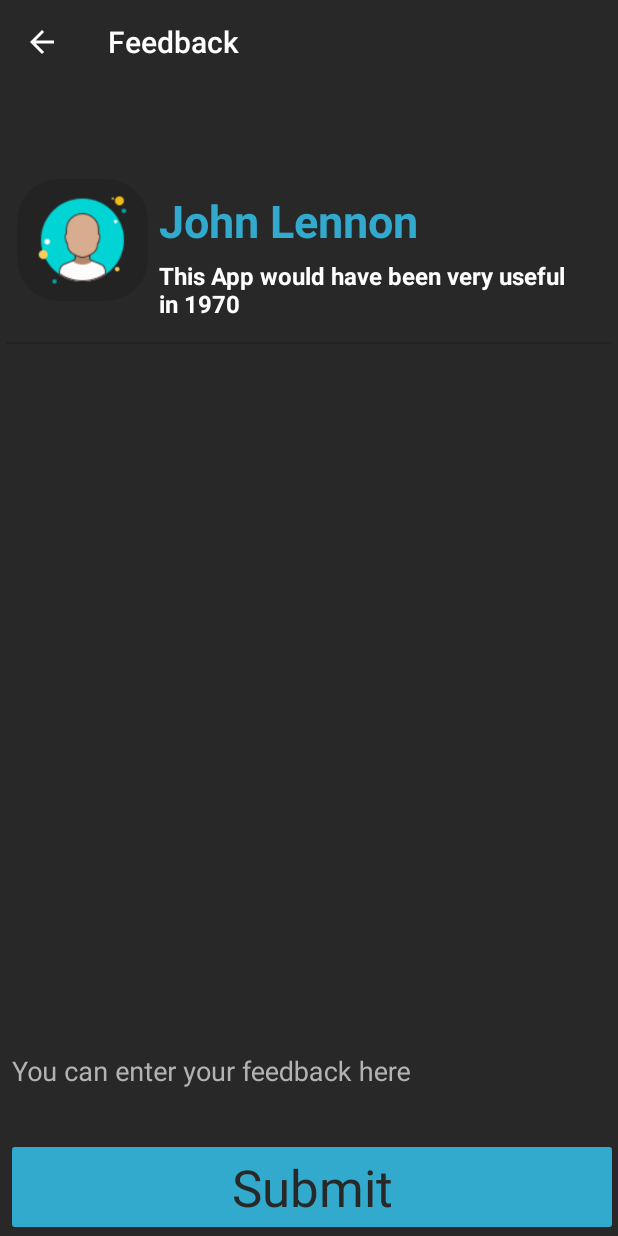
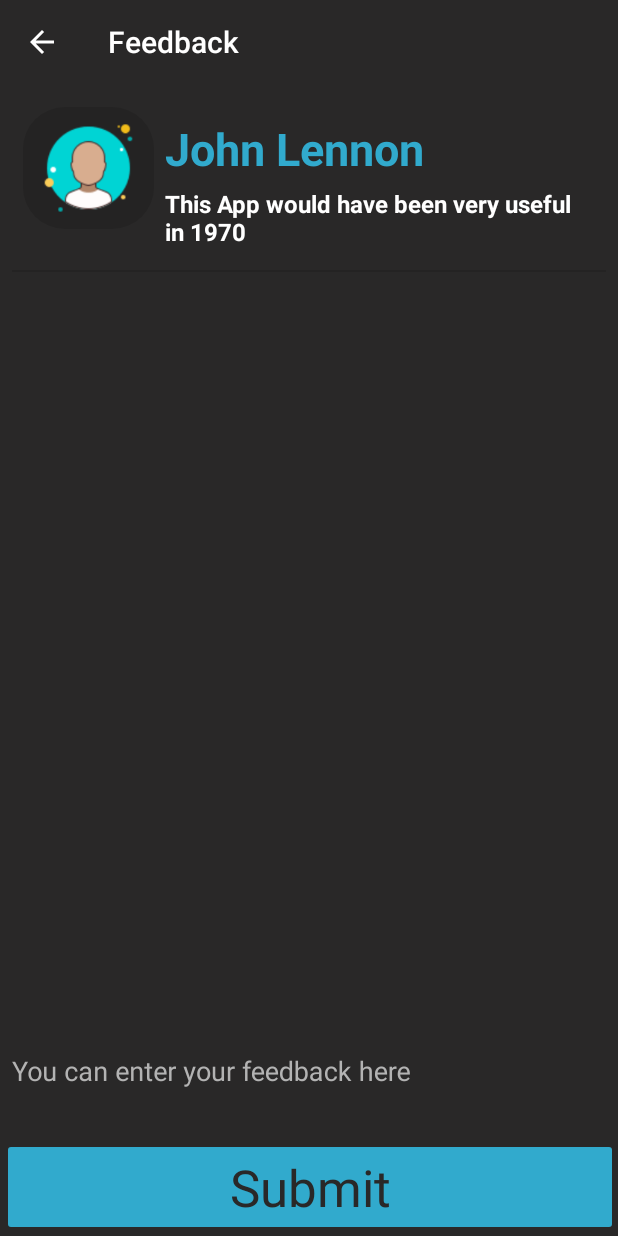
Before and after one commit to NikhilPal2468/Smart-City-Ambiance, an Android app: the FeedbackActivity screen opened directly, with no data from a screen before it, on a phone screen of 412 x 824 dp. Run offline under Robolectric (Android 15) with nearby library versions, the phone set to English and light mode, and no system bars.

Commit message:
final version app

```diff
--- a/Source/app/src/main/java/com/example/smartcityambiance/Eat/InfoActivity.java
+++ b/Source/app/src/main/java/com/example/smartcityambiance/Eat/InfoActivity.java
@@ -24,7 +24,8 @@ public class InfoActivity extends FragmentActivity  implements OnMapReadyCallbac
 
 
 
-
+    //The URL for the barchart: https://www.android-examples.com/create-bar-chart-graph-using-mpandroidchart-library/
+    //We used it as a pattern and took some changes to make it fit for our environment and design
     private GoogleMap mMap;
 
     BarChart chart ;
@@ -39,7 +40,7 @@ public class InfoActivity extends FragmentActivity  implements OnMapReadyCallbac
         super.onCreate(savedInstanceState);
         setContentView(R.layout.activity_info);
 
-
+        //in this block blow the chart is simply set, the values initialized and the design adjusted
         chart = (BarChart) findViewById(R.id.chart1);
         BARENTRY = new ArrayList<>();
         BarEntryLabels = new ArrayList<String>();
--- a/Source/app/src/main/java/com/example/smartcityambiance/Event/EventInfoActivity.java
+++ b/Source/app/src/main/java/com/example/smartcityambiance/Event/EventInfoActivity.java
@@ -25,6 +25,8 @@ public class EventInfoActivity extends FragmentActivity implements OnMapReadyCal
 
     private GoogleMap mMap;
 
+    //The URL for the barchart: https://www.android-examples.com/create-bar-chart-graph-using-mpandroidchart-library/
+    //We used it as a pattern and took some changes to make it fit for our environment and design
     BarChart chart ;
     ArrayList<BarEntry> BARENTRY ;
     ArrayList<String> BarEntryLabels ;
@@ -37,6 +39,7 @@ public class EventInfoActivity extends FragmentActivity implements OnMapReadyCal
         super.onCreate(savedInstanceState);
         setContentView(R.layout.activity_event_info);
 
+        //in this block blow the chart is simply set, the values initialized and the design adjusted
         chart = (BarChart) findViewById(R.id.chart1);
         BARENTRY = new ArrayList<>();
         BarEntryLabels = new ArrayList<String>();
--- a/Source/app/src/main/java/com/example/smartcityambiance/Living/LivingInfoActivity.java
+++ b/Source/app/src/main/java/com/example/smartcityambiance/Living/LivingInfoActivity.java
@@ -28,6 +28,8 @@ public class LivingInfoActivity extends FragmentActivity implements OnMapReadyCa
 
     private GoogleMap mMap;
 
+    //The URL for the barchart: https://www.android-examples.com/create-bar-chart-graph-using-mpandroidchart-library/
+    //We used it as a pattern and took some changes to make it fit for our environment and design
     BarChart chart ;
     ArrayList<BarEntry> BARENTRY ;
     ArrayList<String> BarEntryLabels ;
@@ -40,7 +42,7 @@ public class LivingInfoActivity extends FragmentActivity implements OnMapReadyCa
         super.onCreate(savedInstanceState);
         setContentView(R.layout.activity_living_info);
 
-
+        //in this block blow the chart is simply set, the values initialized and the design adjusted
         chart = (BarChart) findViewById(R.id.chart1);
         BARENTRY = new ArrayList<>();
         BarEntryLabels = new ArrayList<String>();
--- a/Source/app/src/main/java/com/example/smartcityambiance/Transport/TransportInfoActivity.java
+++ b/Source/app/src/main/java/com/example/smartcityambiance/Transport/TransportInfoActivity.java
@@ -25,6 +25,8 @@ public class TransportInfoActivity extends FragmentActivity implements OnMapRead
 
     private GoogleMap mMap;
 
+    //The URL for the barchart: https://www.android-examples.com/create-bar-chart-graph-using-mpandroidchart-library/
+    //We used it as a pattern and took some changes to make it fit for our environment and design
     BarChart chart ;
     ArrayList<BarEntry> BARENTRY ;
     ArrayList<String> BarEntryLabels ;
@@ -37,6 +39,7 @@ public class TransportInfoActivity extends FragmentActivity implements OnMapRead
         super.onCreate(savedInstanceState);
         setContentView(R.layout.activity_transport_info);
 
+        //in this block blow the chart is simply set, the values initialized and the design adjusted
         chart = (BarChart) findViewById(R.id.chart1);
         BARENTRY = new ArrayList<>();
         BarEntryLabels = new ArrayList<String>();
--- a/Source/app/src/main/res/layout/activity_eat_first_result.xml
+++ b/Source/app/src/main/res/layout/activity_eat_first_result.xml
@@ -122,7 +122,7 @@
         app:layout_constraintTop_toBottomOf="@+id/linearLayout2">
 
         <Button
-            android:id="@+id/galleryoneid"
+            android:id="@+id/galleryirishid"
             style="@android:style/Widget.DeviceDefault.Button.Borderless"
             android:layout_width="131dp"
             android:layout_height="43dp"
@@ -135,7 +135,7 @@
             android:textStyle="bold" />
 
         <Button
-            android:id="@+id/feedbackfourtid"
+            android:id="@+id/feedbackirishid"
             style="@android:style/Widget.DeviceDefault.Button.Borderless"
             android:layout_width="120dp"
             android:layout_height="43dp"
@@ -149,7 +149,7 @@
             android:textStyle="bold" />
 
         <Button
-            android:id="@+id/infoid"
+            android:id="@+id/infoirishid"
             style="@android:style/Widget.Material.Button.Borderless.Small"
             android:layout_width="121dp"
             android:layout_height="42dp"
--- a/Source/app/src/main/res/layout/activity_feedback.xml
+++ b/Source/app/src/main/res/layout/activity_feedback.xml
@@ -8,9 +8,11 @@
 
     <ListView
         android:id="@+id/listfeedbackid"
-        android:layout_width="404dp"
-        android:layout_height="550dp"
-        android:layout_marginTop="48dp"
+        android:layout_width="match_parent"
+        android:layout_height="0dp"
+        android:layout_marginStart="8dp"
+        android:layout_marginTop="8dp"
+        android:layout_marginEnd="8dp"
         android:layout_marginBottom="8dp"
         app:layout_constraintBottom_toTopOf="@+id/textInputLayout"
         app:layout_constraintEnd_toEndOf="parent"
@@ -46,7 +48,7 @@
     <Button
         android:id="@+id/saveregisterbutton"
         style="@style/Widget.AppCompat.Button.Colored"
-        android:layout_width="408dp"
+        android:layout_width="match_parent"
         android:layout_height="65dp"
         android:layout_marginStart="1dp"
         android:text="Submit"
--- a/Source/app/src/main/res/layout/content_main.xml
+++ b/Source/app/src/main/res/layout/content_main.xml
@@ -113,8 +113,8 @@
 
     <ImageView
         android:id="@+id/imageView4"
-        android:layout_width="150dp"
-        android:layout_height="150dp"
+        android:layout_width="188dp"
+        android:layout_height="184dp"
         android:layout_marginStart="8dp"
         android:layout_marginTop="8dp"
         android:layout_marginEnd="6dp"
```
Also changed, not shown: Source/app/src/main/res/drawable/daumenhochgelb.png (deleted), Source/app/src/main/res/drawable/daumenrunterwpink.png (deleted), Source/app/src/main/res/drawable/herzgruen.png (deleted), Source/app/src/main/res/drawable/neutralorange.png (deleted), 1 other file.
